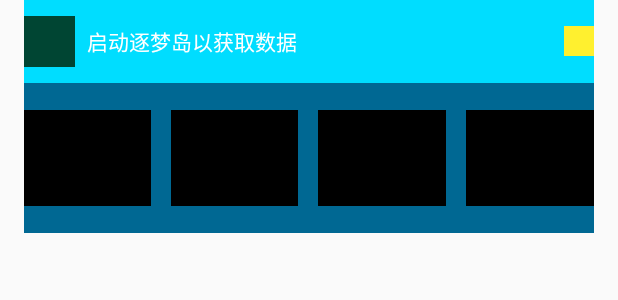
After one commit to wschkd123/AndroidDemo, an Android app: the layout view_multi_character.xml on its own in the app's theme, with its tools: preview values and no code run, on a phone screen of 412 x 824 dp. The commit adds this screen. Shown: the top 300 px of the screen. Run offline under Robolectric (Android 15) with nearby library versions, the phone set to English and light mode, and no system bars.

Commit message:
App小组件

```diff
--- /dev/null
+++ b/app/src/main/res/layout/view_multi_character.xml
@@ -0,0 +1,71 @@
+<LinearLayout xmlns:android="http://schemas.android.com/apk/res/android"
+    android:layout_width="match_parent"
+    android:layout_height="match_parent"
+    android:orientation="vertical">
+
+    <LinearLayout
+        android:layout_width="match_parent"
+        android:layout_height="55dp"
+        android:layout_marginHorizontal="16dp"
+        android:background="#00ddff"
+        android:gravity="center_vertical"
+        android:orientation="horizontal">
+
+        <View
+            android:layout_width="34dp"
+            android:layout_height="34dp"
+            android:background="#004533"/>
+
+        <TextView
+            android:id="@+id/checkbox_list_title"
+            android:layout_width="match_parent"
+            android:layout_height="wrap_content"
+            android:layout_weight="1"
+            android:layout_marginStart="8dp"
+            android:layout_gravity="center_vertical"
+            android:text="启动逐梦岛以获取数据"
+            android:textColor="#FFFFFF" />
+
+        <View
+            android:layout_width="20dp"
+            android:layout_height="20dp"
+            android:background="#FFF02F"/>
+    </LinearLayout>
+
+    <LinearLayout
+        android:layout_width="match_parent"
+        android:layout_height="100dp"
+        android:layout_marginHorizontal="16dp"
+        android:background="#006893"
+        android:gravity="center_vertical"
+        android:orientation="horizontal">
+
+        <View
+            android:layout_width="0dp"
+            android:layout_height="64dp"
+            android:layout_weight="1"
+            android:background="#000000"/>
+
+        <View
+            android:layout_width="0dp"
+            android:layout_height="64dp"
+            android:layout_weight="1"
+            android:layout_marginStart="13dp"
+            android:background="#000000"/>
+
+        <View
+            android:layout_width="0dp"
+            android:layout_height="64dp"
+            android:layout_marginStart="13dp"
+            android:layout_weight="1"
+            android:background="#000000"/>
+
+        <View
+            android:layout_width="0dp"
+            android:layout_height="64dp"
+            android:layout_marginStart="13dp"
+            android:layout_weight="1"
+            android:background="#000000"/>
+
+    </LinearLayout>
+</LinearLayout>
--- a/app/src/main/res/values/strings.xml
+++ b/app/src/main/res/values/strings.xml
@@ -1,3 +1,5 @@
 <resources>
     <string name="app_name">AndroidDemo</string>
+    <string name="grocery_list">Grocery list</string>
+    <string name="app_widget_grocery_list_description">Todo list for groceries</string>
 </resources>
```
Also changed, not shown: app/build.gradle (+8 -4 lines), app/src/main/AndroidManifest.xml (+27 -0 lines), app/src/main/java/com/example/beyond/demo/appwidget/CharacterAppWidget.kt (added, +74 -0 lines), app/src/main/java/com/example/beyond/demo/appwidget/ListSharedPrefsUtil.kt (added, +37 -0 lines), app/src/main/java/com/example/beyond/demo/appwidget/MultiCharacterAppWidget.kt (added, +74 -0 lines), app/src/main/res/layout/view_character.xml (added, +30 -0 lines), app/src/main/res/xml/app_widget_character.xml (added, +14 -0 lines), app/src/main/res/xml/app_widget_multi_character.xml (added, +18 -0 lines), app/src/main/res/drawable-xxhdpi/view_multi_character_preview.png (added).
